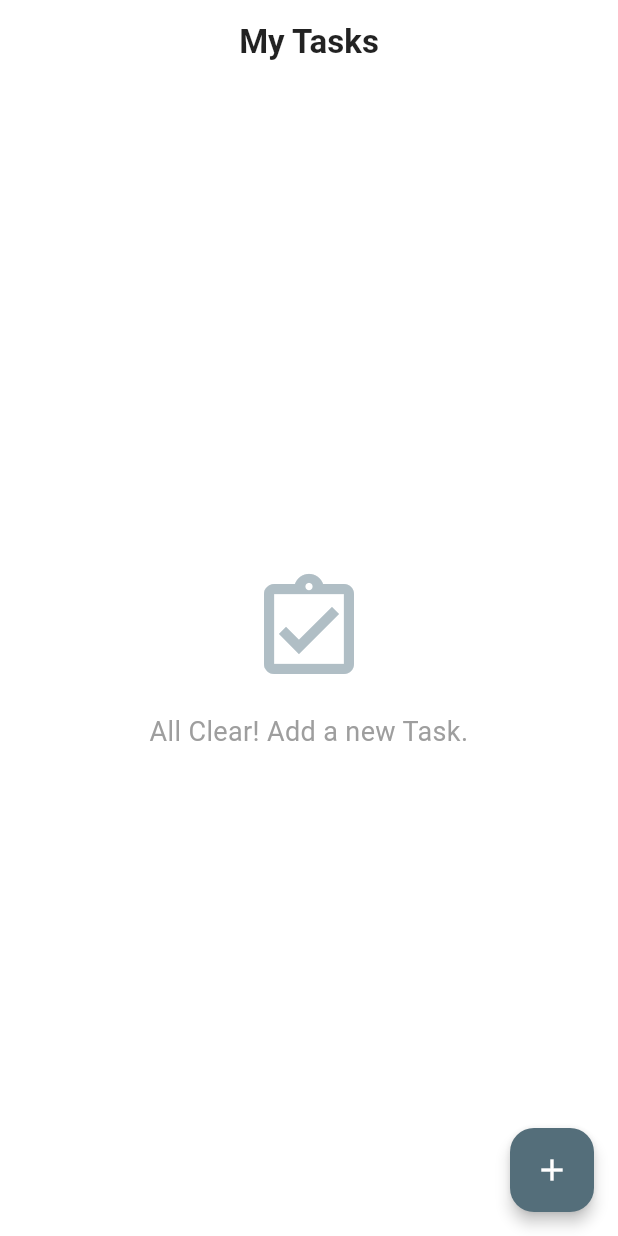
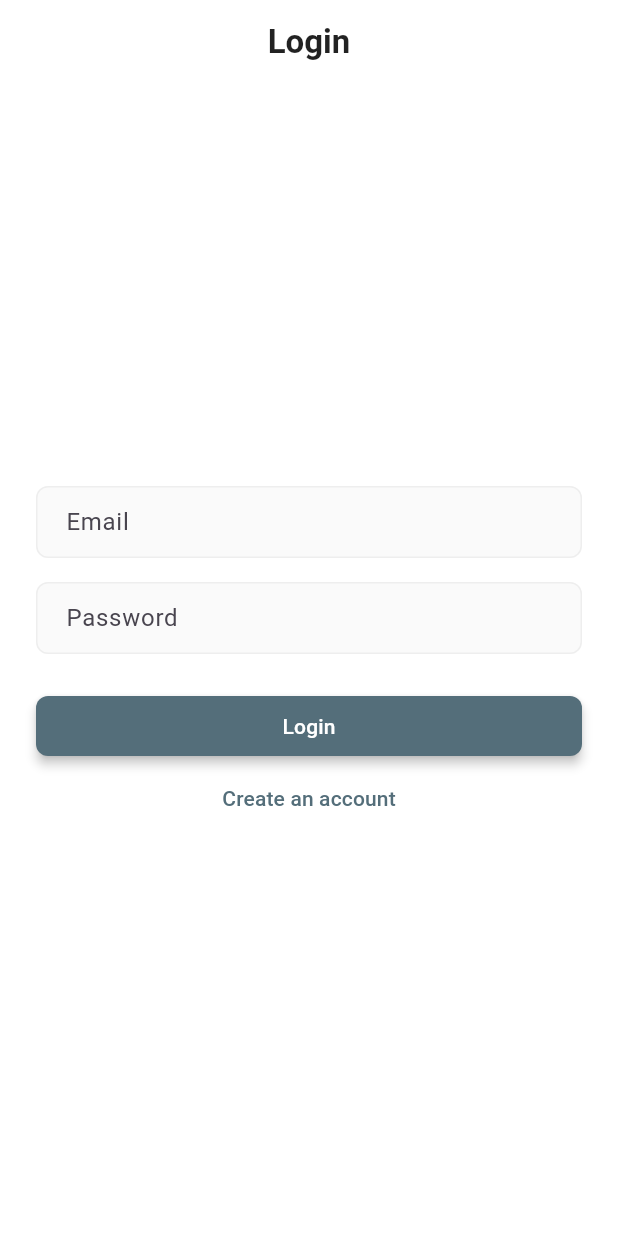
Before and after one commit to dope0814/SupaBase_Todo, a Flutter app: the screen it shows after launch, on a phone screen of 412 x 824 dp. Run offline on Flutter 3.47's test engine with Material 3 defaults, Android fonts, the phone set to English and light mode, and no system bars; our stand-ins replace flutter_dotenv, supabase_flutter; accounts and stored records are empty.

```diff
--- a/lib/main.dart
+++ b/lib/main.dart
@@ -1,6 +1,7 @@
 import 'package:flutter/material.dart';
 import 'package:flutter_dotenv/flutter_dotenv.dart';
 import 'package:supabase_flutter/supabase_flutter.dart';
+import 'package:todo_app/screens/splash_page.dart';
 import 'package:todo_app/screens/todo_list_page.dart';
 import 'package:todo_app/theme/app_theme.dart';
 
@@ -23,7 +24,7 @@ class MyApp extends StatelessWidget {
     return MaterialApp(
       title: 'Todo App',
       theme: AppTheme.notionLikeThmem,
-      home: const TodoListPage(),
+      home: const SplashPage(),
     );
   }
 }
--- /dev/null
+++ b/lib/screens/auth_page.dart
@@ -0,0 +1,133 @@
+import 'package:flutter/material.dart';
+import 'package:supabase_flutter/supabase_flutter.dart';
+import 'package:todo_app/screens/todo_list_page.dart';
+
+class AuthPage extends StatefulWidget {
+  const AuthPage({super.key});
+
+  @override
+  State<AuthPage> createState() => _AuthPageState();
+}
+
+class _AuthPageState extends State<AuthPage> {
+  final _emailController = TextEditingController();
+  final _passwordController = TextEditingController();
+  final _formKey = GlobalKey<FormState>();
+  bool _isLoginMode = true;
+  bool _isLoading = false;
+
+  Future<void> _authAction() async {
+    if (_formKey.currentState!.validate()) {
+      setState(() {
+        _isLoading = true;
+      });
+      try {
+        if (_isLoginMode) {
+          await Supabase.instance.client.auth.signInWithPassword(
+            email: _emailController.text.trim(),
+            password: _passwordController.text.trim(),
+          );
+        } else {
+          await Supabase.instance.client.auth.signUp(
+            email: _emailController.text.trim(),
+            password: _passwordController.text.trim(),
+          );
+        }
+        if (mounted) {
+          Navigator.of(context).pushReplacement(
+            MaterialPageRoute(builder: (_) => const TodoListPage()),
+          );
+        }
+      } on AuthException catch (e) {
+        if (mounted) {
+          ScaffoldMessenger.of(context).showSnackBar(
+            SnackBar(content: Text(e.message), backgroundColor: Colors.red),
+          );
+        }
+      } catch (e) {
+        if (mounted) {
+          ScaffoldMessenger.of(context).showSnackBar(
+            SnackBar(
+              content: Text('An unexpected error occurrd.'),
+              backgroundColor: Colors.red,
+            ),
+          );
+        }
+      } finally {
+        if (mounted) {
+          setState(() {
+            _isLoading = false;
+          });
+        }
+      }
+    }
+  }
+
+  @override
+  void dispose() {
+    _emailController.dispose();
+    _passwordController.dispose();
+    super.dispose();
+  }
+
+  @override
+  Widget build(BuildContext context) {
+    return Scaffold(
+      appBar: AppBar(title: Text(_isLoginMode ? 'Login' : 'Sign Up')),
+      body: Center(
+        child: SingleChildScrollView(
+          padding: const EdgeInsets.all(24),
+          child: Form(
+            key: _formKey,
+            child: Column(
+              crossAxisAlignment: CrossAxisAlignment.stretch,
+              children: [
+                TextFormField(
+                  controller: _emailController,
+                  decoration: const InputDecoration(labelText: 'Email'),
+                  keyboardType: TextInputType.emailAddress,
+                  validator:
+                      (v) =>
+                          (v == null || !v.contains('@'))
+                              ? 'Please enter a valid email'
+                              : null,
+                ),
+                const SizedBox(height: 16),
+                TextFormField(
+                  controller: _passwordController,
+                  decoration: const InputDecoration(labelText: 'Password'),
+                  obscureText: true,
+                  validator:
+                      (v) =>
+                          (v == null || v.length < 6)
+                              ? 'Password must be at least 6 characters'
+                              : null,
+                ),
+                const SizedBox(height: 24),
+                _isLoading
+                    ? const Center(child: CircularProgressIndicator())
+                    : ElevatedButton(
+                      onPressed: _authAction,
+                      child: Text(_isLoginMode ? 'Login' : 'Sing Up'),
+                    ),
+                TextButton(
+                  onPressed:
+                      () => {
+                        setState(() {
+                          _isLoginMode = !_isLoginMode;
+                        }),
+                      },
+                  child: Text(
+                    _isLoginMode
+                        ? 'Create an account'
+                        : 'I already have an account.',
+                  ),
+                ),
+              ],
+            ),
+          ),
+        ),
+      ),
+    );
+  }
+}
```
Also changed, not shown: lib/screens/splash_page.dart (added, +41 -0 lines), lib/screens/todo_list_page.dart (+40 -2 lines), lib/services/todo_service.dart (+7 -1 lines), lib/widgets/todo_list_item.dart (+25 -32 lines), 2 other files.
